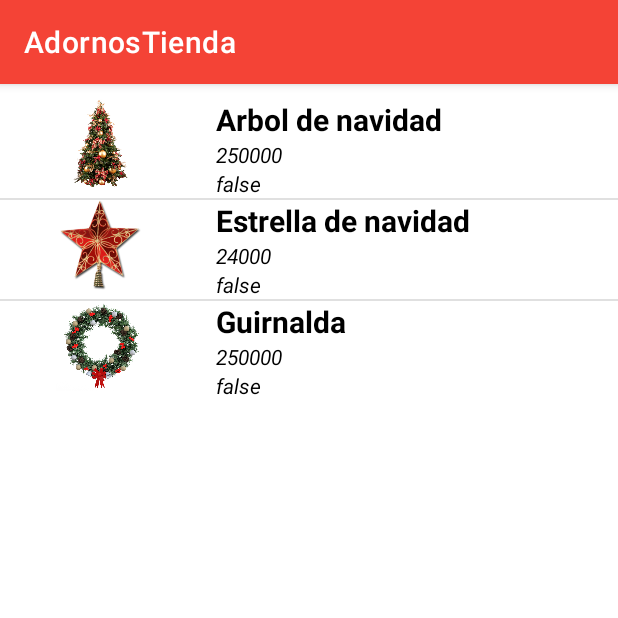
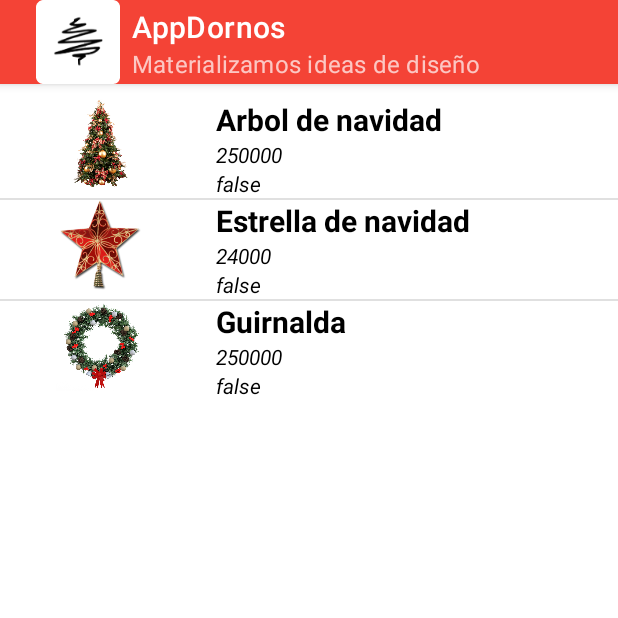
Before and after one commit to romabego1981/AdornosTienda2, an Android app: the CatalogoActivity screen opened directly, with no data from a screen before it, on a phone screen of 412 x 824 dp, the top half of it. Run offline under Robolectric (Android 15) with nearby library versions, the light colour scheme and no system bars.

Commit message:
Reto 4 con implementacion de ActionBar en: CatalogoActivity, Contacto, FavoritoActivity,RegistroUsuario. Adicionalmente en el archivo servicios.xml se implementa botones redondos y se mejora la disposicion de contenidos para una correcta visualizacion.

```diff
--- a/app/src/main/java/usa/sesion1/adornostienda/CatalogoActivity.java
+++ b/app/src/main/java/usa/sesion1/adornostienda/CatalogoActivity.java
@@ -32,6 +32,12 @@ public class CatalogoActivity extends AppCompatActivity {
     protected void onCreate(Bundle savedInstanceState) {
         super.onCreate(savedInstanceState);
         setContentView(R.layout.activity_catalogo);
+
+        getSupportActionBar().setDisplayShowHomeEnabled(true);
+        getSupportActionBar().setTitle("AppDornos");
+        getSupportActionBar().setSubtitle("Materializamos ideas de diseño");
+        getSupportActionBar().setLogo(R.mipmap.ic_icon_adorno);
+        getSupportActionBar().setDisplayUseLogoEnabled(true);
 
         Log.e("TAG-G6","Entra en CatalogoActivity...");
         lvwProductos = (ListView) findViewById(R.id.lvwProductos);
--- a/app/src/main/java/usa/sesion1/adornostienda/Contacto.java
+++ b/app/src/main/java/usa/sesion1/adornostienda/Contacto.java
@@ -15,7 +15,7 @@ public class Contacto extends AppCompatActivity {
         setContentView(R.layout.activity_contacto);
 
         getSupportActionBar().setDisplayShowHomeEnabled(true);
-        getSupportActionBar().setTitle("AppDORNOS");
+        getSupportActionBar().setTitle("AppDornos");
         getSupportActionBar().setSubtitle("Materializamos ideas de diseño");
         getSupportActionBar().setLogo(R.mipmap.ic_icon_adorno);
         getSupportActionBar().setDisplayUseLogoEnabled(true);
--- a/app/src/main/java/usa/sesion1/adornostienda/FavoritoActivity.java
+++ b/app/src/main/java/usa/sesion1/adornostienda/FavoritoActivity.java
@@ -37,6 +37,12 @@ public class FavoritoActivity extends AppCompatActivity {
     protected void onCreate(Bundle savedInstanceState) {
         super.onCreate(savedInstanceState);
         setContentView(R.layout.activity_favorito);
+
+        getSupportActionBar().setDisplayShowHomeEnabled(true);
+        getSupportActionBar().setTitle("AppDornos");
+        getSupportActionBar().setSubtitle("Materializamos ideas de diseño");
+        getSupportActionBar().setLogo(R.mipmap.ic_icon_adorno);
+        getSupportActionBar().setDisplayUseLogoEnabled(true);
 
         Log.e("TAG-G6","Entra a FAvoritoActivity......... ");
         lvwFavoritos = (ListView) findViewById(R.id.lvwProductosFavoritos);
--- a/app/src/main/java/usa/sesion1/adornostienda/RegistroUsuario.java
+++ b/app/src/main/java/usa/sesion1/adornostienda/RegistroUsuario.java
@@ -10,5 +10,11 @@ public class RegistroUsuario extends AppCompatActivity {
     protected void onCreate(Bundle savedInstanceState) {
         super.onCreate(savedInstanceState);
         setContentView(R.layout.activity_registro_usuario);
+
+        getSupportActionBar().setDisplayShowHomeEnabled(true);
+        getSupportActionBar().setTitle("AppDornos");
+        getSupportActionBar().setSubtitle("Materializamos ideas de diseño");
+        getSupportActionBar().setLogo(R.mipmap.ic_icon_adorno);
+        getSupportActionBar().setDisplayUseLogoEnabled(true);
     }
 }
--- a/app/src/main/java/usa/sesion1/adornostienda/Servicios.java
+++ b/app/src/main/java/usa/sesion1/adornostienda/Servicios.java
@@ -25,7 +25,7 @@ public class Servicios extends AppCompatActivity  implements View.OnClickListene
         setContentView(R.layout.activity_servicios);
 
         getSupportActionBar().setDisplayShowHomeEnabled(true);
-        getSupportActionBar().setTitle("AppDORNOS");
+        getSupportActionBar().setTitle("AppDornos");
         getSupportActionBar().setSubtitle("Materializamos ideas de diseño");
         getSupportActionBar().setLogo(R.mipmap.ic_icon_adorno);
         getSupportActionBar().setDisplayUseLogoEnabled(true);
```
Also changed, not shown: app/src/main/res/layout/activity_servicios.xml (+16 -4 lines).
